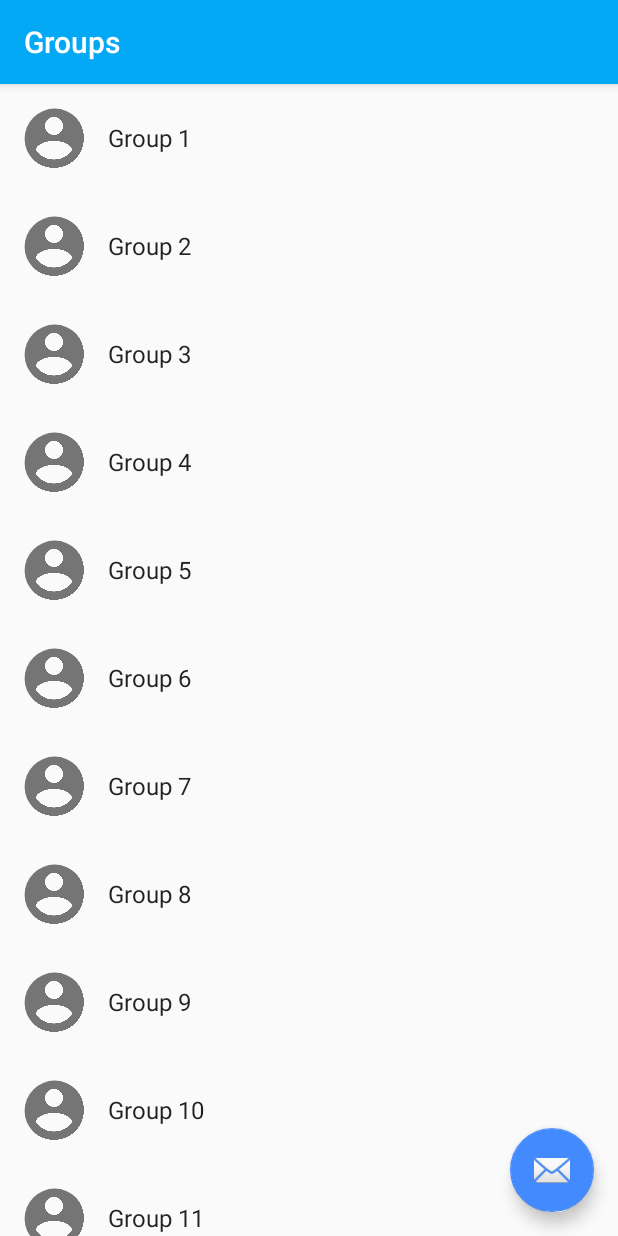
After one commit to mlumeau/whosnext, an Android app: the GroupListActivity screen opened directly, with no data from a screen before it, on a phone screen of 412 x 824 dp. The commit adds this screen. Run offline under Robolectric (Android 15) with nearby library versions, the phone set to English and light mode, and no system bars.

Commit message:
[Android] feat: group master/detail layout

```diff
--- a/android/app/build.gradle
+++ b/android/app/build.gradle
@@ -34,4 +34,6 @@ dependencies {
     compile 'com.google.android.gms:play-services-auth:8.3.0'
     compile 'com.parse.bolts:bolts-android:1.3.0'
     compile 'com.parse:parse-android:1.11.0'
+    compile 'com.android.support:support-v4:23.1.1'
+    compile 'com.android.support:recyclerview-v7:23.1.1'
 }
--- /dev/null
+++ b/android/app/src/main/java/com/mobilefactory/whosnext/GroupListActivity.java
@@ -0,0 +1,141 @@
+package com.mobilefactory.whosnext;
+
+import android.content.Context;
+import android.content.Intent;
+import android.os.Bundle;
+import android.support.annotation.NonNull;
+import android.support.design.widget.FloatingActionButton;
+import android.support.design.widget.Snackbar;
+import android.support.v7.app.AppCompatActivity;
+import android.support.v7.widget.RecyclerView;
+import android.support.v7.widget.Toolbar;
+import android.view.LayoutInflater;
+import android.view.View;
+import android.view.ViewGroup;
+import android.widget.ImageView;
+import android.widget.TextView;
+
+import com.mobilefactory.whosnext.dummy.DummyContent;
+
+import java.util.List;
+
+/**
+ * An activity representing a list of Groups. This activity
+ * has different presentations for handset and tablet-size devices. On
+ * handsets, the activity presents a list of items, which when touched,
+ * lead to a {@link GroupDetailActivity} representing
+ * item details. On tablets, the activity presents the list of items and
+ * item details side-by-side using two vertical panes.
+ */
+public class GroupListActivity extends AppCompatActivity {
+
+    /**
+     * Whether or not the activity is in two-pane mode, i.e. running on a tablet
+     * device.
+     */
+    private boolean mTwoPane;
+
+    @Override
+    protected void onCreate(Bundle savedInstanceState) {
+        super.onCreate(savedInstanceState);
+        setContentView(R.layout.activity_group_list);
+
+        Toolbar toolbar = (Toolbar) findViewById(R.id.toolbar);
+        setSupportActionBar(toolbar);
+        toolbar.setTitle(getTitle());
+
+        FloatingActionButton fab = (FloatingActionButton) findViewById(R.id.fab);
+        fab.setOnClickListener(new View.OnClickListener() {
+            @Override
+            public void onClick(View view) {
+                Snackbar.make(view, "Replace with your own action", Snackbar.LENGTH_LONG)
+                        .setAction("Action", null).show();
+            }
+        });
+
+        View recyclerView = findViewById(R.id.group_list);
+        assert recyclerView != null;
+        setupRecyclerView((RecyclerView) recyclerView);
+
+        if (findViewById(R.id.group_detail_container) != null) {
+            // The detail container view will be present only in the
+            // large-screen layouts (res/values-w900dp).
+            // If this view is present, then the
+            // activity should be in two-pane mode.
+            mTwoPane = true;
+        }
+    }
+
+    private void setupRecyclerView(@NonNull RecyclerView recyclerView) {
+        recyclerView.setAdapter(new SimpleItemRecyclerViewAdapter(DummyContent.ITEMS));
+    }
+
+    public class SimpleItemRecyclerViewAdapter
+            extends RecyclerView.Adapter<SimpleItemRecyclerViewAdapter.ViewHolder> {
+
+        private final List<DummyContent.DummyItem> mValues;
+
+        public SimpleItemRecyclerViewAdapter(List<DummyContent.DummyItem> items) {
+            mValues = items;
+        }
+
+        @Override
+        public ViewHolder onCreateViewHolder(ViewGroup parent, int viewType) {
+            View view = LayoutInflater.from(parent.getContext())
+                    .inflate(R.layout.group_list_content, parent, false);
+            return new ViewHolder(view);
+        }
+
+        @Override
+        public void onBindViewHolder(final ViewHolder holder, int position) {
+            holder.mItem = mValues.get(position);
+            //holder.mImageView.setImageDrawable(mValues.get(position).id); //TODO
+            holder.mContentView.setText(mValues.get(position).content);
+
+            holder.mView.setOnClickListener(new View.OnClickListener() {
+                @Override
+                public void onClick(View v) {
+                    if (mTwoPane) {
+                        Bundle arguments = new Bundle();
+                        arguments.putString(GroupDetailFragment.ARG_ITEM_ID, holder.mItem.id);
+                        GroupDetailFragment fragment = new GroupDetailFragment();
+                        fragment.setArguments(arguments);
+                        getSupportFragmentManager().beginTransaction()
+                                .replace(R.id.group_detail_container, fragment)
+                                .commit();
+                    } else {
+                        Context context = v.getContext();
+                        Intent intent = new Intent(context, GroupDetailActivity.class);
+                        intent.putExtra(GroupDetailFragment.ARG_ITEM_ID, holder.mItem.id);
+
+                        context.startActivity(intent);
+                    }
+                }
+            });
+        }
+
+        @Override
+        public int getItemCount() {
+            return mValues.size();
+        }
+
+        public class ViewHolder extends RecyclerView.ViewHolder {
+            public final View mView;
+            public final ImageView mImageView;
+            public final TextView mContentView;
+            public DummyContent.DummyItem mItem;
+
+            public ViewHolder(View view) {
+                super(view);
+                mView = view;
+                mImageView = (ImageView) view.findViewById(R.id.id);
+                mContentView = (TextView) view.findViewById(R.id.content);
+            }
+
+            @Override
+            public String toString() {
+                return super.toString() + " '" + mContentView.getText() + "'";
+            }
+        }
+    }
+}
--- a/android/app/src/main/java/com/mobilefactory/whosnext/LoginActivity.java
+++ b/android/app/src/main/java/com/mobilefactory/whosnext/LoginActivity.java
@@ -202,7 +202,10 @@ public class LoginActivity extends AppCompatActivity implements GoogleApiClient.
     }
 
     private void updateUI(boolean isSignedIn){
-        //TODO
+        if(isSignedIn){
+            startActivity(new Intent(this,GroupListActivity.class));
+            finish();
+        }
     }
 
 }
--- /dev/null
+++ b/android/app/src/main/res/layout-w900dp/group_list.xml
@@ -0,0 +1,38 @@
+<LinearLayout xmlns:android="http://schemas.android.com/apk/res/android"
+    xmlns:app="http://schemas.android.com/apk/res-auto"
+    xmlns:tools="http://schemas.android.com/tools"
+    android:layout_width="match_parent"
+    android:layout_height="match_parent"
+    android:layout_marginLeft="16dp"
+    android:layout_marginRight="16dp"
+    android:baselineAligned="false"
+    android:divider="?android:attr/dividerHorizontal"
+    android:orientation="horizontal"
+    android:showDividers="middle"
+    tools:context="com.mobilefactory.whosnext.GroupListActivity">
+
+    <!--
+    This layout is a two-pane layout for the Groups
+    master/detail flow.
+
+    -->
+
+    <android.support.v7.widget.RecyclerView xmlns:android="http://schemas.android.com/apk/res/android"
+        xmlns:tools="http://schemas.android.com/tools"
+        android:id="@+id/group_list"
+        android:name="com.mobilefactory.whosnext.GroupListFragment"
+        android:layout_width="@dimen/item_width"
+        android:layout_height="match_parent"
+        android:layout_marginLeft="16dp"
+        android:layout_marginRight="16dp"
+        app:layoutManager="LinearLayoutManager"
+        tools:context="com.mobilefactory.whosnext.GroupListActivity"
+        tools:listitem="@layout/group_list_content" />
+
+    <FrameLayout
+        android:id="@+id/group_detail_container"
+        android:layout_width="0dp"
+        android:layout_height="match_parent"
+        android:layout_weight="3" />
+
+</LinearLayout>
--- /dev/null
+++ b/android/app/src/main/res/layout/activity_group_list.xml
@@ -0,0 +1,42 @@
+<?xml version="1.0" encoding="utf-8"?>
+<android.support.design.widget.CoordinatorLayout xmlns:android="http://schemas.android.com/apk/res/android"
+    xmlns:app="http://schemas.android.com/apk/res-auto"
+    xmlns:tools="http://schemas.android.com/tools"
+    android:layout_width="match_parent"
+    android:layout_height="match_parent"
+    android:fitsSystemWindows="true"
+    tools:context=".MainActivity">
+
+    <android.support.design.widget.AppBarLayout
+        android:id="@+id/app_bar"
+        android:layout_width="match_parent"
+        android:layout_height="wrap_content"
+        android:theme="@style/AppTheme.AppBarOverlay">
+
+        <android.support.v7.widget.Toolbar
+            android:id="@+id/toolbar"
+            android:layout_width="match_parent"
+            android:layout_height="?attr/actionBarSize"
+            app:popupTheme="@style/AppTheme.PopupOverlay" />
+
+    </android.support.design.widget.AppBarLayout>
+
+    <FrameLayout
+        android:id="@+id/frameLayout"
+        android:layout_width="match_parent"
+        android:layout_height="match_parent"
+        app:layout_behavior="@string/appbar_scrolling_view_behavior">
+
+        <include layout="@layout/group_list" />
+    </FrameLayout>
+
+    <android.support.design.widget.FloatingActionButton
+        android:id="@+id/fab"
+        android:layout_width="wrap_content"
+        android:layout_height="wrap_content"
+        android:layout_gravity="bottom|end"
+        android:layout_margin="@dimen/fab_margin"
+        android:src="@android:drawable/ic_dialog_email" />
+
+
+</android.support.design.widget.CoordinatorLayout>
--- a/android/app/src/main/res/layout/activity_login.xml
+++ b/android/app/src/main/res/layout/activity_login.xml
@@ -70,7 +70,9 @@
             <com.google.android.gms.common.SignInButton
                 android:id="@+id/sign_in_button"
                 android:layout_width="wrap_content"
-                android:layout_height="wrap_content" />
+                android:layout_height="wrap_content"
+                android:layout_gravity="center_horizontal"
+                android:layout_marginTop="8dp" />
 
         </LinearLayout>
     </ScrollView>
--- /dev/null
+++ b/android/app/src/main/res/layout/group_list.xml
@@ -0,0 +1,11 @@
+<?xml version="1.0" encoding="utf-8"?>
+<android.support.v7.widget.RecyclerView xmlns:android="http://schemas.android.com/apk/res/android"
+    xmlns:app="http://schemas.android.com/apk/res-auto"
+    xmlns:tools="http://schemas.android.com/tools"
+    android:id="@+id/group_list"
+    android:name="com.mobilefactory.whosnext.GroupListFragment"
+    android:layout_width="match_parent"
+    android:layout_height="match_parent"
+    app:layoutManager="LinearLayoutManager"
+    tools:context="com.mobilefactory.whosnext.GroupListActivity"
+    tools:listitem="@layout/group_list_content" />
--- /dev/null
+++ b/android/app/src/main/res/layout/group_list_content.xml
@@ -0,0 +1,22 @@
+<?xml version="1.0" encoding="utf-8"?>
+<LinearLayout xmlns:android="http://schemas.android.com/apk/res/android"
+    android:layout_width="match_parent"
+    android:layout_height="wrap_content"
+    android:gravity="center_vertical"
+    android:background="?android:attr/selectableItemBackground"
+    android:orientation="horizontal">
+
+    <com.mobilefactory.whosnext.view.RoundedImageView
+        android:id="@+id/id"
+        android:layout_width="40dp"
+        android:layout_height="40dp"
+        android:src="@drawable/ic_android_account_circle"
+        android:layout_margin="@dimen/text_margin"
+        android:textAppearance="?attr/textAppearanceListItem" />
+
+    <TextView
+        android:id="@+id/content"
+        android:layout_width="wrap_content"
+        android:layout_height="wrap_content"
+        android:textAppearance="?attr/textAppearanceListItem" />
+</LinearLayout>
--- /dev/null
+++ b/android/app/src/main/res/values-v21/styles.xml
@@ -0,0 +1,9 @@
+<resources>>
+
+    <style name="AppTheme.NoActionBar">
+        <item name="windowActionBar">false</item>
+        <item name="windowNoTitle">true</item>
+        <item name="android:windowDrawsSystemBarBackgrounds">true</item>
+        <item name="android:statusBarColor">@android:color/transparent</item>
+    </style>
+</resources>
--- a/android/app/src/main/res/values/dimens.xml
+++ b/android/app/src/main/res/values/dimens.xml
@@ -2,4 +2,8 @@
     <!-- Default screen margins, per the Android Design guidelines. -->
     <dimen name="activity_horizontal_margin">16dp</dimen>
     <dimen name="activity_vertical_margin">16dp</dimen>
+    <dimen name="fab_margin">16dp</dimen>
+    <dimen name="app_bar_height">200dp</dimen>
+    <dimen name="item_width">200dp</dimen>
+    <dimen name="text_margin">16dp</dimen>
 </resources>
--- a/android/app/src/main/res/values/strings.xml
+++ b/android/app/src/main/res/values/strings.xml
@@ -17,4 +17,6 @@
     </string>
     <string name="prompt_username">Username</string>
     <string name="prompt_birthdate">Birth date</string>
+    <string name="title_group_list">Groups</string>
+    <string name="title_group_detail">Group Detail</string>
 </resources>
--- a/android/app/src/main/res/values/styles.xml
+++ b/android/app/src/main/res/values/styles.xml
@@ -16,4 +16,13 @@
         <item name="colorAccent">@color/colorAccent</item>
     </style>
 
+    <style name="AppTheme.NoActionBar">
+        <item name="windowActionBar">false</item>
+        <item name="windowNoTitle">true</item>
+    </style>
+
+    <style name="AppTheme.AppBarOverlay" parent="ThemeOverlay.AppCompat.Dark.ActionBar" />
+
+    <style name="AppTheme.PopupOverlay" parent="ThemeOverlay.AppCompat.Light" />
+
 </resources>
```
Also changed, not shown: android/app/src/main/AndroidManifest.xml (+19 -5 lines), android/app/src/main/java/com/mobilefactory/whosnext/GroupDetailActivity.java (added, +81 -0 lines), android/app/src/main/java/com/mobilefactory/whosnext/GroupDetailFragment.java (added, +69 -0 lines), android/app/src/main/java/com/mobilefactory/whosnext/dummy/DummyContent.java (added, +72 -0 lines), android/app/src/main/res/layout/activity_group_detail.xml (added, +53 -0 lines), android/app/src/main/res/layout/group_detail.xml (added, +9 -0 lines).
